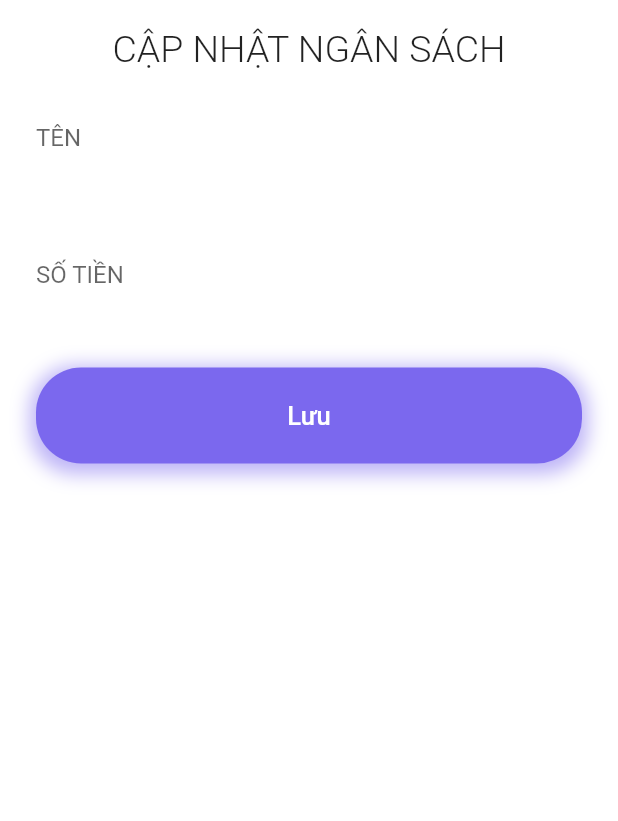
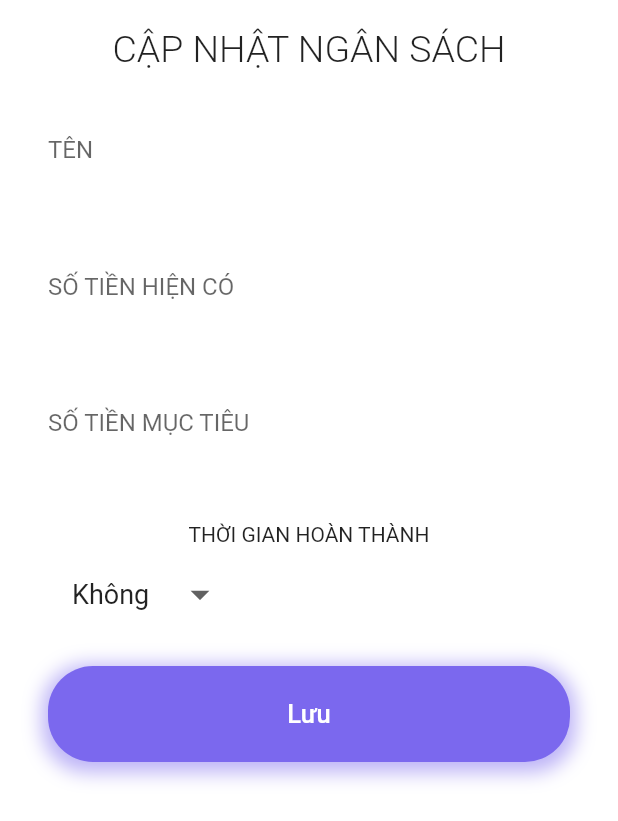
Before and after one commit to NoHuyen1820/qlct, a Flutter app: the BudgetModalBottomSheet widget shown alone on an empty page, opened directly, on a phone screen of 412 x 824 dp. Shown: the top 821 px of the screen. Run offline on Flutter 3.47's test engine with Material 2 defaults, Android fonts, the light colour scheme and no system bars; our stand-ins replace adaptive_dialog, animated_bottom_navigation_bar, awesome_notifications, decimal, firebase_auth, firebase_core and 9 more; missing offline and left inert: big_decimal; accounts and stored records are empty; generated files the repository leaves out were written again; network calls fail; Roboto replaces fonts that are missing (Rubik-Bold).

Commit message:
Update field UI, show alert on Overview, add attribute on budget model

```diff
--- a/lib/constants.dart
+++ b/lib/constants.dart
@@ -98,7 +98,14 @@ const Map<int, Color> categoryColors = {
   11:QLCTColors.mainCRallyColor,
   12:QLCTColors.mainBRallyColor,
 };
-
+const Map<String, String> completeOption ={
+  "1 tháng": "1",
+  "2 tháng":"2",
+  "3 tháng":"3",
+  "6 tháng":"4",
+  "12 tháng":"5",
+  "Không":"6",
+};
 
 const Map<String, String> recurringOptions = {
   "Không lặp lại":noneScheduleNotify,
--- a/lib/l10n/app_vi.arb
+++ b/lib/l10n/app_vi.arb
@@ -37,7 +37,7 @@
   "name": "TÊN",
   "validNameBudget": "Vui lòng nhập tên ngân sách!",
   "validNote": "Dữ liệu nhập nhỏ hơn hoặc bằng 30 ký tự",
-  "amount": "SỐ TIỀN",
+  "amount": "SỐ TIỀN HIỆN CÓ",
   "validAmount": " Vui lòng nhập số tiền!",
   "profile": "Thông Tin Cá Nhân",
   "defaultName": "Tên mặc định",
--- a/lib/model/budget.dart
+++ b/lib/model/budget.dart
@@ -12,9 +12,13 @@ class Budget {
   String? description;
   String name;
   int? color;
+  String? completeTarget;
+
 
   @JsonKey(fromJson: QLCTUtils.intToString, toJson: QLCTUtils.stringToInt)
   String amount;
+  @JsonKey(fromJson: QLCTUtils.intToString, toJson: QLCTUtils.stringToInt)
+  String amountTarget;
   int? status;
   int? type;
   bool? deleteFlag;
@@ -46,7 +50,9 @@ class Budget {
       this.updatedAt,
       this.createdAt,
       this.startAt,
-      this.endAt
+      this.endAt,
+      required this.amountTarget,
+      this.completeTarget,
   });
 
   Map<String, dynamic> toJson() => _$BudgetToJson(this);
--- a/lib/screens/budget/budget_list.dart
+++ b/lib/screens/budget/budget_list.dart
@@ -13,6 +13,7 @@ import 'package:qlct/screens/finance/finance.dart';
 import 'package:qlct/services/budget_service/budget_service.dart';
 import 'package:qlct/theme/colors.dart';
 import 'package:flutter_gen/gen_l10n/app_localizations.dart';
+import '../../constants.dart';
 import '../root_app.dart';
 
 
@@ -479,6 +480,7 @@ class _BudgetModalBottomSheetState extends State<BudgetModalBottomSheet> {
           name: nameBudgetController.text ,
           amount: amountBudgetController.text,
           userCode: _auth.getCurrentUID(),
+          amountTarget: '',
         );
         await _budgetService.createBudget(budget);
         Navigator.of(context).pop();
@@ -499,7 +501,7 @@ class _BudgetModalBottomSheetState extends State<BudgetModalBottomSheet> {
       ),
     );
   }
-
+String? _complete ="6";
   @override
   Widget build(BuildContext context) {
     return BackdropFilter(
@@ -524,7 +526,9 @@ class _BudgetModalBottomSheetState extends State<BudgetModalBottomSheet> {
                         fontSize: 25,
                         fontWeight: FontWeight.w300),
                   ),
-                  Form(
+                  Padding(
+                    padding: const EdgeInsets.all(8.0),
+                    child: Form(
                         key: _formKey,
                         child: Column(
                       children: [
@@ -553,13 +557,66 @@ class _BudgetModalBottomSheetState extends State<BudgetModalBottomSheet> {
                             fieldName: AppLocalizations.of(context)!.amount,
                             controller: amountBudgetController,
                             colorFieldName: QLCTColors.mainPurpleColor),
-                      // MinimalInputField(
-                      //     fieldName: "PASSWORD",
-                      //     controller: passwordBudgetController,
-                      //     colorFieldName: QLCTColors.mainPurpleColor),
+                        MinimalInputField(
+                          keyboardType:TextInputType.number,
+                          inputFormatters: <TextInputFormatter>[
+                            FilteringTextInputFormatter.digitsOnly
+                          ],
+                          fieldName: 'SỐ TIỀN MỤC TIÊU',
+                          colorFieldName:QLCTColors.mainPurpleColor,),
+                        SizedBox(height: 20,),
+                        Text("THỜI GIAN HOÀN THÀNH",
+                        style: TextStyle(
+
+                        ),),
+                        SizedBox(
+                          child: Row(
+                            children: [
+                              DropdownButtonHideUnderline(
+                                child: ButtonTheme(
+                                  buttonColor: Colors.black,
+                                  alignedDropdown:true,
+                                  child: Padding(
+                                    padding: const EdgeInsets.all(8.0),
+                                    child: Container(
+                                      decoration:BoxDecoration(
+                                          color: Colors.white,
+                                          borderRadius:BorderRadius.circular(10.0)
+                                      ),
+                                      child: DropdownButton<String>(
+                                          value: _complete,
+                                          items: completeOption.map((description, value){
+                                            return MapEntry(description,
+                                                DropdownMenuItem(
+                                                  value: value,
+                                                  child: Text(description),
+                                                ));
+                                          }).values.toList(),
+                                          iconSize: 30,
+                                          icon: null,
+                                          style: const TextStyle(
+                                            color: Colors.black87,
+                                            fontSize: 18,
+                                          ),
+                                          // hint: const Text("Category"),
+                                          onChanged: (valueNew)  {
+                                            setState(() {
+                                              _complete = valueNew;
+                                              //_getRecurringList();
+                                            });
+                                          }
+                                      ),
+                                    ),
+                                  ),
+                                ),
+                              ),
+                            ],
+                          ),
+                        ),
                         buttonCustom(AppLocalizations.of(context)!.save, QLCTColors.mainPurpleColor),
                       ],
                     )),
+                  ),
                 ],
               ),
             ),
--- a/pubspec.yaml
+++ b/pubspec.yaml
@@ -74,7 +74,7 @@ dependencies:
   adaptive_dialog: ^1.2.0
   json_annotation: ^4.3.0
   awesome_notifications: ^0.6.18+2
-
+  shared_preferences: ^2.0.11
 dev_dependencies:
   flutter_test:
     sdk: flutter
```
Also changed, not shown: lib/screens/overview/overview_screen.dart (+31 -1 lines), lib/model/budget.g.dart. Lines whose indentation alone changed are shown as unchanged.
